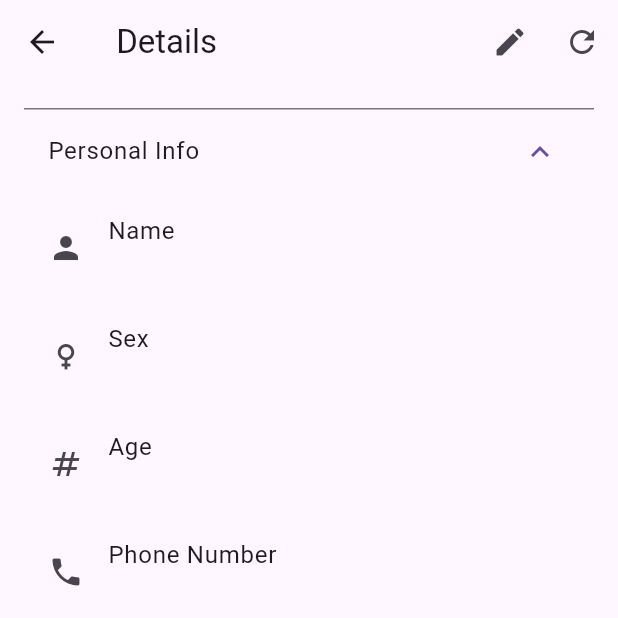
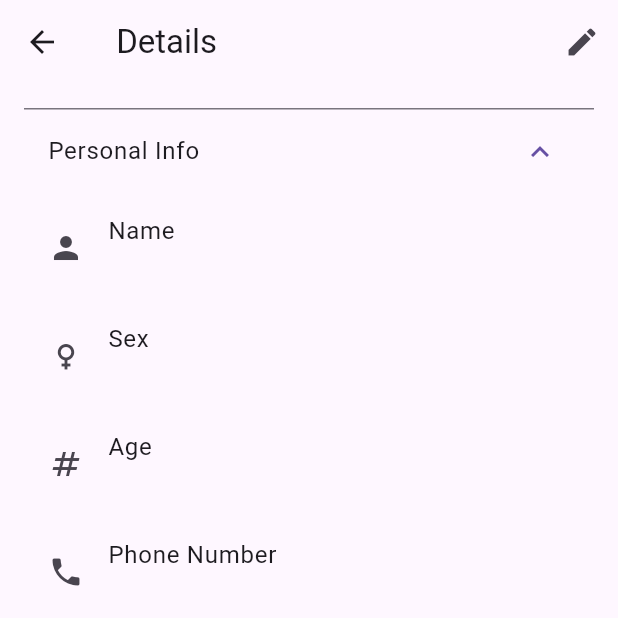
Before and after one commit to Muhammad-Salmun/patient-documentation-app, a Flutter app: the PatientDetailsPage screen opened directly with empty values, on a phone screen of 412 x 824 dp, the top half of it. Run offline on Flutter 3.47's test engine with Material 3 defaults, Android fonts, the phone set to English and light mode, and no system bars; our stand-ins replace cloud_firestore, firebase_core; accounts and stored records are empty; generated files the repository leaves out were written again; statements that could not run were skipped.

Commit message:
removed refresh icon

```diff
--- a/lib/pages/patient_details_page.dart
+++ b/lib/pages/patient_details_page.dart
@@ -120,8 +120,6 @@ class _PatientDetailsPageState extends State<PatientDetailsPage> {
               );
             },
           ),
-          IconButton(
-              icon: const Icon(Icons.refresh), onPressed: _refreshPatientData),
         ],
       ),
       body: RefreshIndicator(
```
